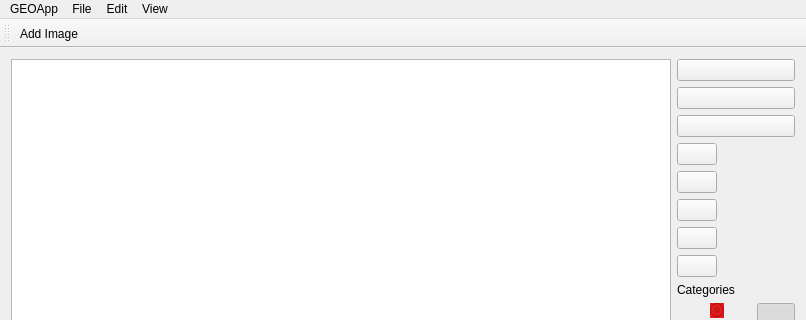
Before: the Qt Designer form Geo_GUI_Application/mainwindow.ui in IvanSevilla/GAT, drawn with Qt 5; both pictures show x 0 to 806 and y 0 to 320 of the 806 by 1039 pixel window.
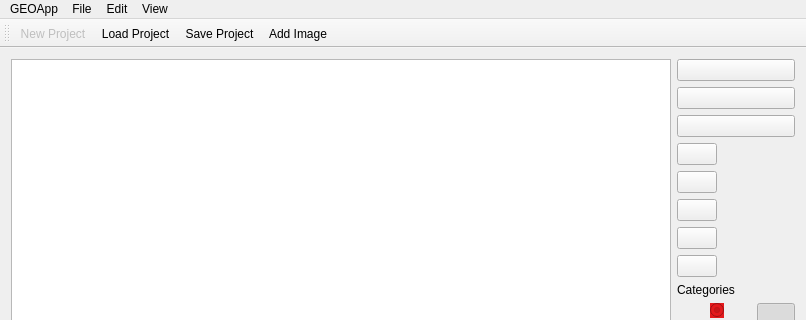
After: the same form once the commit is applied. Icons and pictures are not drawn.

Patch:
```diff
--- a/Geo_GUI_Application/mainwindow.ui
+++ b/Geo_GUI_Application/mainwindow.ui
@@ -991,16 +991,29 @@
    <addaction name="menuView"/>
   </widget>
   <widget class="QToolBar" name="mainToolBar">
+   <property name="enabled">
+    <bool>true</bool>
+   </property>
    <attribute name="toolBarArea">
     <enum>TopToolBarArea</enum>
    </attribute>
    <attribute name="toolBarBreak">
-    <bool>false</bool>
+    <bool>true</bool>
    </attribute>
+   <addaction name="actionNewProject"/>
+   <addaction name="actionLoad_Project"/>
+   <addaction name="actionSave_Project"/>
    <addaction name="actionAdd_Image"/>
   </widget>
   <widget class="QStatusBar" name="statusBar"/>
   <action name="actionNewProject">
+   <property name="enabled">
+    <bool>false</bool>
+   </property>
+   <property name="icon">
+    <iconset resource="assets.qrc">
+     <normaloff>:/assets/file-plus.svg</normaloff>:/assets/file-plus.svg</iconset>
+   </property>
    <property name="text">
     <string>New Project</string>
    </property>
```
Left out of the diff: 10 changed lines with no effect on the pictures.
